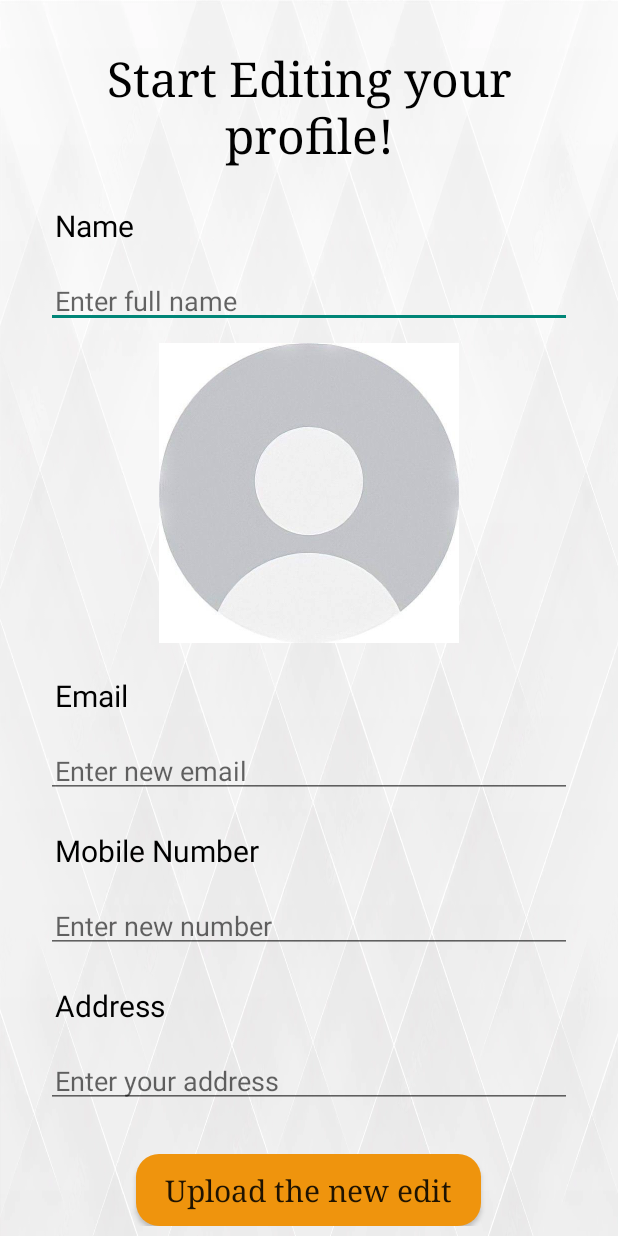
After one commit to abdallagaber/Tech_Zone_APP, an Android app: the EditProfile screen opened directly, with no data from a screen before it, on a phone screen of 412 x 824 dp. The commit adds this screen. Run offline under Robolectric (Android 15) with nearby library versions, the light colour scheme and no system bars; Roboto replaces fonts that are not available here.

Commit message:
Edit and Upload xml

```diff
--- /dev/null
+++ b/app/src/main/java/com/example/mobileproject/EditProfile.java
@@ -0,0 +1,14 @@
+package com.example.mobileproject;
+
+import androidx.appcompat.app.AppCompatActivity;
+
+import android.os.Bundle;
+
+public class EditProfile extends AppCompatActivity {
+
+    @Override
+    protected void onCreate(Bundle savedInstanceState) {
+        super.onCreate(savedInstanceState);
+        setContentView(R.layout.activity_edit_profile);
+    }
+}
--- /dev/null
+++ b/app/src/main/res/layout/activity_edit_profile.xml
@@ -0,0 +1,142 @@
+<?xml version="1.0" encoding="utf-8"?>
+<LinearLayout xmlns:android="http://schemas.android.com/apk/res/android"
+    xmlns:app="http://schemas.android.com/apk/res-auto"
+    xmlns:tools="http://schemas.android.com/tools"
+    android:layout_width="match_parent"
+    android:layout_height="match_parent"
+    android:orientation="vertical"
+    android:background="@drawable/white_abstract_wallpaper_23_2148830026"
+    tools:context=".EditProfile">
+
+    <RelativeLayout
+        android:layout_width="match_parent"
+        android:layout_height="wrap_content">
+        <RelativeLayout
+            android:id="@+id/relative_edit"
+            android:layout_width="match_parent"
+            android:layout_height="wrap_content"
+            android:padding="15dp"
+            android:layout_margin="15dp">
+
+            <TextView
+                android:layout_width="match_parent"
+                android:layout_height="wrap_content"
+                android:text="Start Editing your profile!"
+                android:textAlignment="center"
+                android:textSize="32sp"
+                android:fontFamily="serif"
+                android:textColor="@color/black"
+                android:id="@+id/edit_title"/>
+
+            <TextView
+                android:id="@+id/name_edit"
+                android:layout_width="match_parent"
+                android:layout_height="wrap_content"
+                android:layout_below="@+id/edit_title"
+                android:textColor="@color/black"
+                android:text="Name"
+                android:layout_marginTop="20dp"
+                android:textSize="20sp"
+                android:padding="6dp"/>
+            <EditText
+                android:layout_width="match_parent"
+                android:layout_height="wrap_content"
+                android:layout_below="@+id/name_edit"
+                android:layout_marginTop="12dp"
+                android:id="@+id/editText_name"
+                android:inputType="textPersonName"
+                android:padding="6dp"
+                android:hint="Enter full name"
+                android:textColor="@color/black"/>
+
+            <ImageView
+                android:id="@+id/image_edit"
+                android:layout_width="200dp"
+                android:layout_height="200dp"
+                android:layout_below="@+id/editText_name"
+                android:layout_centerInParent="true"
+                android:layout_marginTop="10dp"
+                android:src="@drawable/profile2" />
+
+
+            <TextView
+                android:id="@+id/email_edit"
+                android:layout_width="match_parent"
+                android:layout_height="wrap_content"
+                android:layout_below="@+id/image_edit"
+                android:textColor="@color/black"
+                android:text="Email"
+                android:layout_marginTop="15dp"
+                android:textSize="20sp"
+                android:padding="6dp"/>
+            <EditText
+                android:layout_width="match_parent"
+                android:layout_height="wrap_content"
+                android:layout_below="@+id/email_edit"
+                android:layout_marginTop="12dp"
+                android:id="@+id/editText_email"
+                android:inputType="textEmailAddress"
+                android:padding="6dp"
+                android:hint="Enter new email"
+                android:textColor="@color/black"/>
+
+            <TextView
+                android:id="@+id/phone_edit"
+                android:layout_width="match_parent"
+                android:layout_height="wrap_content"
+                android:layout_below="@+id/editText_email"
+                android:textColor="@color/black"
+                android:text="Mobile Number"
+                android:layout_marginTop="15dp"
+                android:textSize="20sp"
+                android:padding="6dp"/>
+            <EditText
+                android:layout_width="match_parent"
+                android:layout_height="wrap_content"
+                android:layout_below="@+id/phone_edit"
+                android:layout_marginTop="12dp"
+                android:id="@+id/editText_phone"
+                android:inputType="phone"
+                android:padding="6dp"
+                android:hint="Enter new number"
+                android:textColor="@color/black"/>
+
+            <TextView
+                android:id="@+id/address_edit"
+                android:layout_width="match_parent"
+                android:layout_height="wrap_content"
+                android:layout_below="@+id/editText_phone"
+                android:textColor="@color/black"
+                android:text="Address"
+                android:layout_marginTop="15dp"
+                android:textSize="20sp"
+                android:padding="6dp"/>
+            <EditText
+                android:layout_width="match_parent"
+                android:layout_height="wrap_content"
+                android:layout_below="@+id/address_edit"
+                android:layout_marginTop="12dp"
+                android:id="@+id/editText_address"
+                android:inputType="textEmailAddress"
+                android:padding="6dp"
+                android:hint="Enter your address"
+                android:textColor="@color/black"/>
+
+        </RelativeLayout>
+
+
+        <Button
+            android:id="@+id/new_edit_btn"
+            android:layout_width="230dp"
+            android:layout_height="wrap_content"
+            android:layout_below="@+id/relative_edit"
+            android:layout_centerInParent="true"
+            android:background="@drawable/orange_button_background"
+            android:fontFamily="serif"
+            android:text="Upload the new edit"
+            android:textAllCaps="false"
+            android:textSize="20dp" />
+
+    </RelativeLayout>
+
+</LinearLayout>
```
Also changed, not shown: app/src/main/AndroidManifest.xml (+27 -13 lines), app/src/main/java/com/example/mobileproject/UploadPic.java (added, +14 -0 lines), app/src/main/java/com/example/mobileproject/profile.java (+19 -1 lines), app/src/main/res/layout/activity_profile.xml (+15 -2 lines), app/src/main/res/layout/activity_upload_pic.xml (added, +65 -0 lines).
